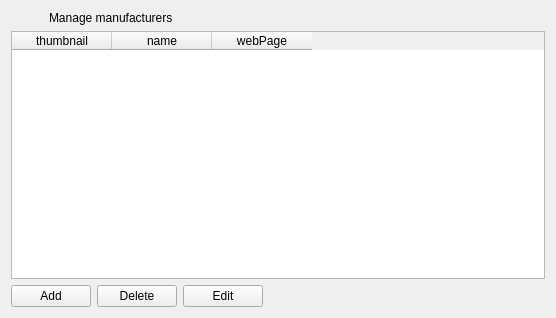
The window that client/uiforms/manufacturers.ui (Wolframe/configurator) describes before a commit, drawn with Qt 5.
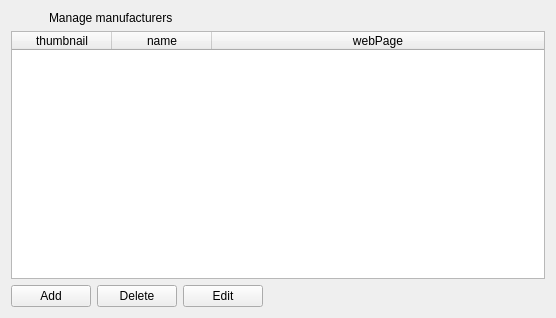
The same window after the commit. Icons and pictures are not drawn.

```diff
--- a/client/uiforms/manufacturers.ui
+++ b/client/uiforms/manufacturers.ui
@@ -94,7 +94,7 @@
    <item row="3" column="0">
     <widget class="QTableWidget" name="manufacturer">
      <property name="horizontalScrollBarPolicy">
-      <enum>Qt::ScrollBarAlwaysOff</enum>
+      <enum>Qt::ScrollBarAsNeeded</enum>
      </property>
      <property name="alternatingRowColors">
       <bool>true</bool>
@@ -126,6 +126,9 @@
      <attribute name="horizontalHeaderShowSortIndicator" stdset="0">
       <bool>true</bool>
      </attribute>
+     <attribute name="horizontalHeaderStretchLastSection">
+      <bool>true</bool>
+     </attribute>
      <attribute name="verticalHeaderStretchLastSection">
       <bool>false</bool>
      </attribute>
```
